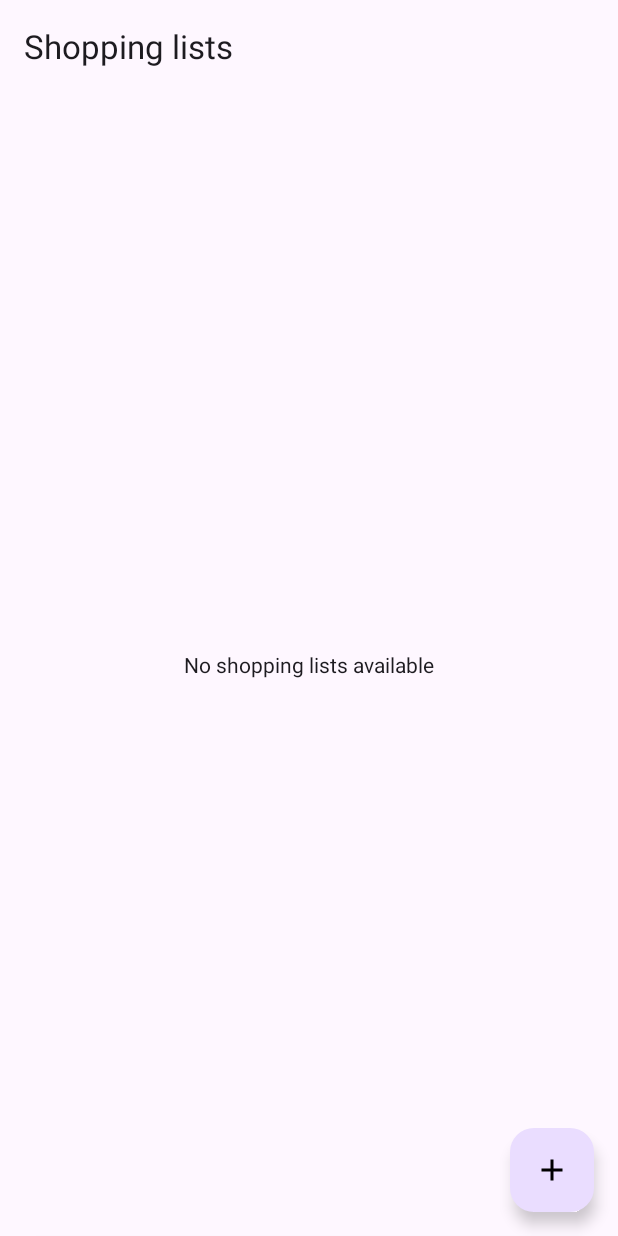
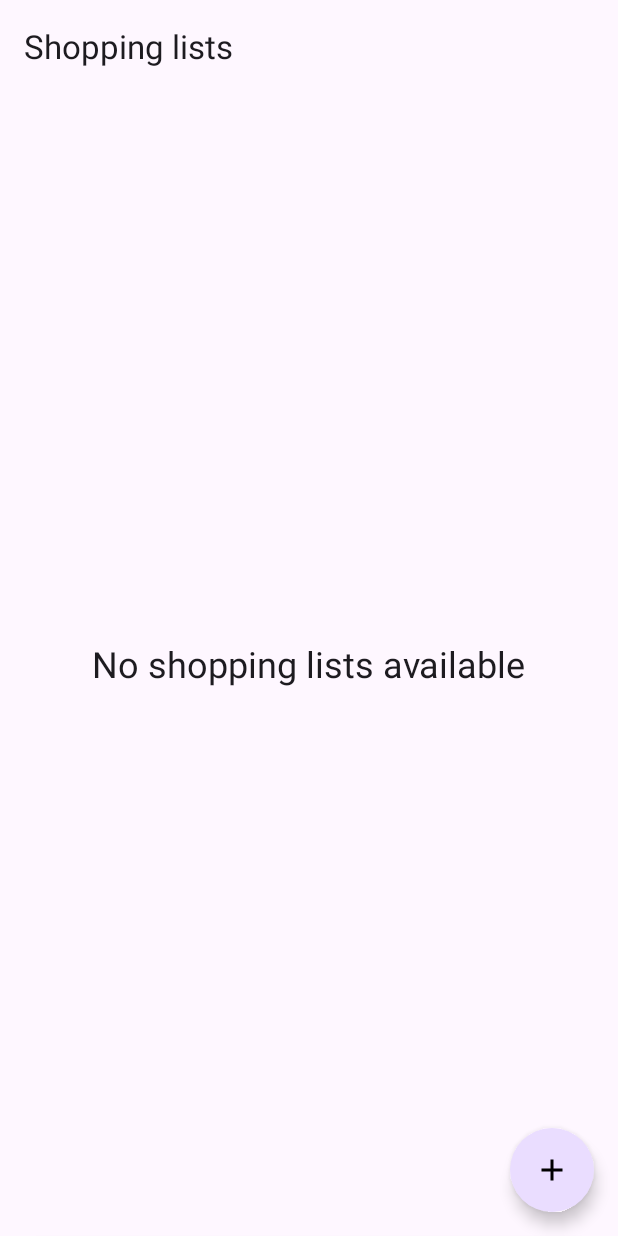
Before and after one commit to vnastasi/shopping-list, an Android app built with Jetpack Compose: a screen of MainActivity opened through its navigation route, on a phone screen of 412 x 824 dp. Run offline under Robolectric (Android 15) with nearby library versions, the phone set to English and light mode, and no system bars; our stand-ins replace Room's generated code.

Commit message:
Finish overview screen (#5)
* Refactored shopping list bottom sheet

* Move empty and non-empty list composables to separate files.

Use MVI in view model

* Set max width for cards

```diff
--- a/app/build.gradle.kts
+++ b/app/build.gradle.kts
@@ -45,6 +45,7 @@ android {
     kotlinOptions {
         freeCompilerArgs = listOf(
             "-opt-in=androidx.compose.material3.ExperimentalMaterial3Api",
+            "-opt-in=androidx.compose.ui.ExperimentalComposeUiApi",
             "-opt-in=kotlinx.coroutines.ExperimentalCoroutinesApi"
         )
         jvmTarget = "17"
--- a/app/src/main/AndroidManifest.xml
+++ b/app/src/main/AndroidManifest.xml
@@ -17,7 +17,8 @@
         <activity
             android:name=".MainActivity"
             android:exported="true"
-            android:theme="@style/Theme.ShoppingList">
+            android:theme="@style/Theme.ShoppingList"
+            android:windowSoftInputMode="adjustResize">
 
             <intent-filter>
                 <action android:name="android.intent.action.MAIN" />
--- a/app/src/main/java/md/vnastasi/shoppinglist/screen/listoverview/ListOverviewScreen.kt
+++ /dev/null
@@ -1,223 +0,0 @@
-package md.vnastasi.shoppinglist.screen.listoverview
-
-import androidx.compose.foundation.Image
-import androidx.compose.foundation.layout.Arrangement
-import androidx.compose.foundation.layout.Box
-import androidx.compose.foundation.layout.PaddingValues
-import androidx.compose.foundation.layout.Row
-import androidx.compose.foundation.layout.fillMaxSize
-import androidx.compose.foundation.layout.fillMaxWidth
-import androidx.compose.foundation.layout.padding
-import androidx.compose.foundation.lazy.LazyColumn
-import androidx.compose.foundation.lazy.items
-import androidx.compose.foundation.shape.RoundedCornerShape
-import androidx.compose.material.icons.Icons
-import androidx.compose.material.icons.filled.Add
-import androidx.compose.material.icons.filled.Create
-import androidx.compose.material3.BottomSheetScaffold
-import androidx.compose.material3.Button
-import androidx.compose.material3.FloatingActionButton
-import androidx.compose.material3.IconButton
-import androidx.compose.material3.OutlinedTextField
-import androidx.compose.material3.Scaffold
-import androidx.compose.material3.SheetState
-import androidx.compose.material3.SheetValue
-import androidx.compose.material3.Text
-import androidx.compose.material3.TopAppBar
-import androidx.compose.material3.TopAppBarDefaults
-import androidx.compose.material3.rememberBottomSheetScaffoldState
-import androidx.compose.material3.rememberStandardBottomSheetState
-import androidx.compose.runtime.Composable
-import androidx.compose.runtime.LaunchedEffect
-import androidx.compose.runtime.mutableStateOf
-import androidx.compose.runtime.rememberCoroutineScope
-import androidx.compose.runtime.saveable.rememberSaveable
-import androidx.compose.ui.Alignment
-import androidx.compose.ui.Modifier
-import androidx.compose.ui.input.nestedscroll.nestedScroll
-import androidx.compose.ui.unit.dp
-import androidx.lifecycle.compose.collectAsStateWithLifecycle
-import androidx.navigation.NavHostController
-import kotlinx.coroutines.CoroutineScope
-import kotlinx.coroutines.flow.collectLatest
-import kotlinx.coroutines.launch
-import md.vnastasi.shoppinglist.domain.model.ShoppingList
-import md.vnastasi.shoppinglist.screen.nav.Routes
-import md.vnastasi.shoppinglist.support.state.ScreenState
-
-@Composable
-fun ListOverviewScreen(
-    navController: NavHostController,
-    viewModel: ListOverviewViewModel
-) {
-
-    val bottomSheetScaffoldState = rememberBottomSheetScaffoldState(
-        bottomSheetState = rememberStandardBottomSheetState(
-            skipHiddenState = false,
-            initialValue = SheetValue.Hidden
-        )
-    )
-    val bottomSheetScope = rememberCoroutineScope()
-
-    BottomSheetScaffold(
-        modifier = Modifier.fillMaxSize(),
-        scaffoldState = bottomSheetScaffoldState,
-        sheetContent = {
-            ShoppingListFormBottomSheet(bottomSheetScaffoldState.bottomSheetState, bottomSheetScope, viewModel)
-        },
-        sheetPeekHeight = 0.dp
-    ) {
-
-        val scrollBehavior = TopAppBarDefaults.pinnedScrollBehavior()
-
-        Scaffold(
-            modifier = Modifier
-                .fillMaxSize()
-                .nestedScroll(scrollBehavior.nestedScrollConnection),
-            topBar = {
-                TopAppBar(
-                    modifier = Modifier.fillMaxWidth(),
-                    title = {
-                        Text(
-                            text = "Shopping lists"
-                        )
-                    },
-                    scrollBehavior = scrollBehavior
-                )
-            },
-            floatingActionButton = {
-                FloatingActionButton(
-                    onClick = viewModel::onAddShoppingListClicked
-                ) {
-                    Image(
-                        imageVector = Icons.Default.Add,
-                        contentDescription = null
-                    )
-                }
-            }
-        ) { contentPaddings ->
-
-            when (val screenState = viewModel.screenState.collectAsStateWithLifecycle().value) {
-                is ScreenState.Loading -> Unit
-
-                is ScreenState.Empty -> EmptyState(contentPaddings)
-
-                is ScreenState.Ready -> AvailableShoppingListsState(
-                    contentPaddings = contentPaddings,
-                    list = screenState.data,
-                    onClick = viewModel::onListItemClick,
-                    onDelete = viewModel::onListItemDelete
-                )
-
-                is ScreenState.Failure -> Unit
-            }
-        }
-
-        LaunchedEffect(key1 = Unit) {
-            viewModel.navigationTarget.collectLatest { navigationTarget ->
-                when (navigationTarget) {
-                    is NavigationTarget.ShoppingListDetails -> navController.navigate(Routes.ListDetails(navigationTarget.id))
-                    is NavigationTarget.ShoppingListForm -> bottomSheetScope.launch { bottomSheetScaffoldState.bottomSheetState.expand() }
-                }
-            }
-        }
-    }
-}
-
-@Composable
-fun EmptyState(
-    contentPaddings: PaddingValues
-) {
-    Box(
-        modifier = Modifier
-            .fillMaxSize()
-            .padding(top = contentPaddings.calculateTopPadding(), bottom = contentPaddings.calculateBottomPadding()),
-        contentAlignment = Alignment.Center
-    ) {
-        Text(
-            text = "No shopping lists available"
-        )
-    }
-}
-
-@Composable
-fun AvailableShoppingListsState(
-    contentPaddings: PaddingValues,
-    list: List<ShoppingList>,
-    onDelete: (ShoppingList) -> Unit = { },
-    onClick: (ShoppingList) -> Unit = { }
-) {
-    LazyColumn(
-        modifier = Modifier
-            .padding(top = contentPaddings.calculateTopPadding(), bottom = contentPaddings.calculateBottomPadding())
-            .fillMaxWidth()
-    ) {
-        items(items = list, key = { it.id }) { shoppingList ->
-            ShoppingListCard(list = shoppingList, onClickItem = onClick, onDeleteItem = onDelete)
-        }
-    }
-}
-
-@Composable
-fun ShoppingListFormBottomSheet(
-    bottomSheetState: SheetState,
-    bottomSheetScope: CoroutineScope,
-    viewModel: ListOverviewViewModel
-) {
-
-    val textFieldValue = rememberSaveable { mutableStateOf("") }
-
-    Row(
-        modifier = Modifier
-            .fillMaxWidth()
-            .padding(24.dp),
-        verticalAlignment = Alignment.CenterVertically,
-        horizontalArrangement = Arrangement.End
-    ) {
-
-        OutlinedTextField(
-            modifier = Modifier
-                .padding(16.dp)
-                .weight(1f),
-            value = textFieldValue.value,
-            label = {
-                Text(text = "Shopping list name")
-            },
-            maxLines = 1,
-            singleLine = true,
-            onValueChange = { newValue ->
-                textFieldValue.value = newValue
-            }
-        )
-
-        IconButton(
-            modifier = Modifier.padding(start = 8.dp),
-            onClick = {
-                viewModel.onSaveNewShoppingList(textFieldValue.value)
-                bottomSheetScope.launch { bottomSheetState.hide() }
-            }
-        ) {
-
-        }
-
-        Button(
-            modifier = Modifier.padding(start = 8.dp),
-            shape = RoundedCornerShape(50),
-            onClick = {
-                viewModel.onSaveNewShoppingList(textFieldValue.value)
-                bottomSheetScope.launch { bottomSheetState.hide() }
-            }
-        ) {
-            Image(
-                imageVector = Icons.Default.Create,
-                contentDescription = null
-            )
-        }
-    }
-
-    LaunchedEffect(bottomSheetState.currentValue) {
-        if (bottomSheetState.currentValue == SheetValue.Hidden) {
-            textFieldValue.value = ""
-        }
-    }
-}
--- /dev/null
+++ b/app/src/main/java/md/vnastasi/shoppinglist/screen/listoverview/ui/EmptyListContent.kt
@@ -0,0 +1,41 @@
+package md.vnastasi.shoppinglist.screen.listoverview.ui
+
+import androidx.compose.foundation.layout.Box
+import androidx.compose.foundation.layout.PaddingValues
+import androidx.compose.foundation.layout.fillMaxSize
+import androidx.compose.foundation.layout.padding
+import androidx.compose.material3.Text
+import androidx.compose.runtime.Composable
+import androidx.compose.ui.Alignment
+import androidx.compose.ui.Modifier
+import androidx.compose.ui.tooling.preview.Preview
+import androidx.compose.ui.unit.dp
+import androidx.compose.ui.unit.sp
+
+@Composable
+fun EmptyListContent(
+    contentPaddings: PaddingValues
+) {
+    Box(
+        modifier = Modifier
+            .fillMaxSize()
+            .padding(top = contentPaddings.calculateTopPadding(), bottom = contentPaddings.calculateBottomPadding()),
+        contentAlignment = Alignment.Center
+    ) {
+        Text(
+            text = "No shopping lists available",
+            fontSize = 24.sp
+        )
+    }
+}
+
+@Preview(
+    showBackground = true,
+    backgroundColor = 0xFFFFFBFE
+)
+@Composable
+fun EmptyListContentPreview() {
+    EmptyListContent(
+        contentPaddings = PaddingValues(16.dp)
+    )
+}
--- /dev/null
+++ b/app/src/main/java/md/vnastasi/shoppinglist/screen/listoverview/ui/ListOverviewScreen.kt
@@ -0,0 +1,119 @@
+package md.vnastasi.shoppinglist.screen.listoverview.ui
+
+import androidx.compose.foundation.Image
+import androidx.compose.foundation.layout.fillMaxSize
+import androidx.compose.foundation.layout.fillMaxWidth
+import androidx.compose.foundation.shape.CircleShape
+import androidx.compose.material.icons.Icons
+import androidx.compose.material.icons.filled.Add
+import androidx.compose.material3.BottomSheetScaffold
+import androidx.compose.material3.FloatingActionButton
+import androidx.compose.material3.Scaffold
+import androidx.compose.material3.SheetValue
+import androidx.compose.material3.Text
+import androidx.compose.material3.TopAppBar
+import androidx.compose.material3.TopAppBarDefaults
+import androidx.compose.material3.rememberBottomSheetScaffoldState
+import androidx.compose.material3.rememberStandardBottomSheetState
+import androidx.compose.runtime.Composable
+import androidx.compose.runtime.LaunchedEffect
+import androidx.compose.runtime.rememberCoroutineScope
+import androidx.compose.ui.Modifier
+import androidx.compose.ui.input.nestedscroll.nestedScroll
+import androidx.compose.ui.unit.dp
+import androidx.lifecycle.compose.collectAsStateWithLifecycle
+import androidx.navigation.NavHostController
+import kotlinx.coroutines.flow.collectLatest
+import kotlinx.coroutines.launch
+import md.vnastasi.shoppinglist.screen.listoverview.ListOverviewViewModel
+import md.vnastasi.shoppinglist.screen.listoverview.NavigationTarget
+import md.vnastasi.shoppinglist.screen.listoverview.UiEvent
+import md.vnastasi.shoppinglist.screen.nav.Routes
+import md.vnastasi.shoppinglist.support.state.ScreenState
+import md.vnastasi.shoppinglist.support.ui.bottomsheet.BottomSheetBehaviour
+
+@Composable
+fun ListOverviewScreen(
+    navController: NavHostController,
+    viewModel: ListOverviewViewModel
+) {
+
+    val bottomSheetScaffoldState = rememberBottomSheetScaffoldState(
+        bottomSheetState = rememberStandardBottomSheetState(
+            skipHiddenState = false,
+            initialValue = SheetValue.Hidden
+        )
+    )
+    val bottomSheetScope = rememberCoroutineScope()
+
+    BottomSheetScaffold(
+        modifier = Modifier.fillMaxSize(),
+        scaffoldState = bottomSheetScaffoldState,
+        sheetContent = {
+            ShoppingListFormBottomSheet(
+                behaviour = BottomSheetBehaviour(
+                    state = bottomSheetScaffoldState.bottomSheetState,
+                    scope = bottomSheetScope
+                ),
+                onSaveList = { viewModel.onUiEvent(UiEvent.OnSaveNewShoppingList(it)) }
+            )
+        },
+        sheetPeekHeight = 0.dp
+    ) {
+
+        val scrollBehavior = TopAppBarDefaults.pinnedScrollBehavior()
+
+        Scaffold(
+            modifier = Modifier
+                .fillMaxSize()
+                .nestedScroll(scrollBehavior.nestedScrollConnection),
+            topBar = {
+                TopAppBar(
+                    modifier = Modifier.fillMaxWidth(),
+                    title = {
+                        Text(
+                            text = "Shopping lists"
+                        )
+                    },
+                    scrollBehavior = scrollBehavior
+                )
+            },
+            floatingActionButton = {
+                FloatingActionButton(
+                    shape = CircleShape,
+                    onClick = { viewModel.onUiEvent(UiEvent.OnAddNewShoppingListClicked) }
+                ) {
+                    Image(
+                        imageVector = Icons.Default.Add,
+                        contentDescription = null
+                    )
+                }
+            }
+        ) { contentPaddings ->
+
+            when (val screenState = viewModel.screenState.collectAsStateWithLifecycle().value) {
+                is ScreenState.Loading -> Unit
+
+                is ScreenState.Empty -> EmptyListContent(contentPaddings)
+
+                is ScreenState.Ready -> NonEmptyListContent(
+                    contentPaddings = contentPaddings,
+                    list = screenState.data,
+                    onClick = { viewModel.onUiEvent(UiEvent.OnShoppingListItemClicked(it)) },
+                    onDelete = { viewModel.onUiEvent(UiEvent.OnShoppingListItemDeleted(it)) }
+                )
+
+                is ScreenState.Failure -> Unit
+            }
+        }
+
+        LaunchedEffect(key1 = Unit) {
+            viewModel.navigationTarget.collectLatest { navigationTarget ->
+                when (navigationTarget) {
+                    is NavigationTarget.ShoppingListDetails -> navController.navigate(Routes.ListDetails(navigationTarget.id))
+                    is NavigationTarget.ShoppingListForm -> bottomSheetScope.launch { bottomSheetScaffoldState.bottomSheetState.expand() }
+                }
+            }
+        }
+    }
+}
--- /dev/null
+++ b/app/src/main/java/md/vnastasi/shoppinglist/screen/listoverview/ui/ShoppingListFormBottomSheet.kt
@@ -0,0 +1,116 @@
+package md.vnastasi.shoppinglist.screen.listoverview.ui
+
+import androidx.compose.foundation.layout.Column
+import androidx.compose.foundation.layout.fillMaxWidth
+import androidx.compose.foundation.layout.padding
+import androidx.compose.foundation.layout.widthIn
+import androidx.compose.foundation.shape.RoundedCornerShape
+import androidx.compose.foundation.text.KeyboardActions
+import androidx.compose.foundation.text.KeyboardOptions
+import androidx.compose.material3.Button
+import androidx.compose.material3.OutlinedTextField
+import androidx.compose.material3.SheetValue
+import androidx.compose.material3.Text
+import androidx.compose.material3.rememberStandardBottomSheetState
+import androidx.compose.runtime.Composable
+import androidx.compose.runtime.LaunchedEffect
+import androidx.compose.runtime.mutableStateOf
+import androidx.compose.runtime.rememberCoroutineScope
+import androidx.compose.runtime.saveable.rememberSaveable
+import androidx.compose.ui.Alignment
+import androidx.compose.ui.Modifier
+import androidx.compose.ui.platform.LocalSoftwareKeyboardController
+import androidx.compose.ui.text.input.ImeAction
+import androidx.compose.ui.text.input.KeyboardType
+import androidx.compose.ui.tooling.preview.Preview
+import androidx.compose.ui.unit.dp
+import kotlinx.coroutines.launch
+import md.vnastasi.shoppinglist.support.ui.bottomsheet.BottomSheetBehaviour
+
+@Composable
+fun ShoppingListFormBottomSheet(
+    behaviour: BottomSheetBehaviour,
+    onSaveList: (String) -> Unit
+) {
+
+    val keyboardController = LocalSoftwareKeyboardController.current
+
+    val textFieldValue = rememberSaveable { mutableStateOf("") }
+
+    val saveAndCloseSheet: () -> Unit = {
+        onSaveList.invoke(textFieldValue.value)
+        behaviour.scope.launch {
+            keyboardController?.hide()
+            behaviour.state.hide()
+        }
+    }
+
+    LaunchedEffect(behaviour.state.currentValue) {
+        if (behaviour.state.currentValue == SheetValue.Hidden) {
+            textFieldValue.value = ""
+        }
+    }
+
+    Column(
+        modifier = Modifier
+            .fillMaxWidth()
+            .padding(top = 16.dp, bottom = 16.dp, start = 16.dp, end = 16.dp)
+    ) {
+
+        OutlinedTextField(
+            modifier = Modifier
+                .widthIn(min = 320.dp, max = 520.dp)
+                .align(Alignment.CenterHorizontally),
+            value = textFieldValue.value,
+            label = {
+                Text(
+                    text = "Shopping list name"
+                )
+            },
+            maxLines = 1,
+            singleLine = true,
+            onValueChange = { newValue ->
+                textFieldValue.value = newValue
+            },
+            keyboardOptions = KeyboardOptions(
+                keyboardType = KeyboardType.Text,
+                imeAction = ImeAction.Done
+            ),
+            keyboardActions = KeyboardActions(
+                onDone = {
+                    saveAndCloseSheet.invoke()
+                }
+            )
+        )
+
+        Button(
+            modifier = Modifier
+                .padding(top = 32.dp, start = 16.dp, end = 16.dp)
+                .align(Alignment.CenterHorizontally),
+            shape = RoundedCornerShape(8.dp),
+            onClick = saveAndCloseSheet
+        ) {
+            Text(
+                text = "Save"
+            )
+        }
+    }
+}
+
+@Preview(
+    showBackground = true,
+    backgroundColor = 0xFFFFFBFE
+)
+@Composable
+fun ShoppingListFormBottomSheetPreview() {
+    ShoppingListFormBottomSheet(
+        behaviour = BottomSheetBehaviour(
+            state = rememberStandardBottomSheetState(
+                skipHiddenState = true,
+                initialValue = SheetValue.Expanded
+            ),
+            scope =  rememberCoroutineScope()
+        ),
+        onSaveList = { }
+    )
+}
--- a/app/src/main/java/md/vnastasi/shoppinglist/screen/nav/NavigationGraph.kt
+++ b/app/src/main/java/md/vnastasi/shoppinglist/screen/nav/NavigationGraph.kt
@@ -7,7 +7,7 @@ import androidx.navigation.compose.composable
 import androidx.navigation.compose.rememberNavController
 import md.vnastasi.shoppinglist.screen.listdetails.ListDetailsScreen
 import md.vnastasi.shoppinglist.screen.listdetails.ListDetailsViewModel
-import md.vnastasi.shoppinglist.screen.listoverview.ListOverviewScreen
+import md.vnastasi.shoppinglist.screen.listoverview.ui.ListOverviewScreen
 import md.vnastasi.shoppinglist.screen.listoverview.ListOverviewViewModel
 import md.vnastasi.shoppinglist.support.viewmodel.viewModel
 import org.koin.compose.koinInject
--- /dev/null
+++ b/app/src/main/java/md/vnastasi/shoppinglist/support/ui/bottomsheet/BottomSheetBehaviour.kt
@@ -0,0 +1,11 @@
+package md.vnastasi.shoppinglist.support.ui.bottomsheet
+
+import androidx.compose.material3.SheetState
+import androidx.compose.runtime.Stable
+import kotlinx.coroutines.CoroutineScope
+
+@Stable
+data class BottomSheetBehaviour(
+    val state: SheetState,
+    val scope: CoroutineScope
+)
```
Also changed, not shown: app/src/main/java/md/vnastasi/shoppinglist/screen/listoverview/ListOverviewViewModel.kt (+13 -4 lines), app/src/main/java/md/vnastasi/shoppinglist/screen/listoverview/UiEvent.kt (added, +14 -0 lines), app/src/main/java/md/vnastasi/shoppinglist/screen/listoverview/ui/NonEmptyListContent.kt (added, +66 -0 lines), app/src/main/java/md/vnastasi/shoppinglist/screen/listoverview/ui/ShoppingListCard.kt (renamed from app/src/main/java/md/vnastasi/shoppinglist/screen/listoverview/ShoppingListCard.kt, +12 -3 lines).
